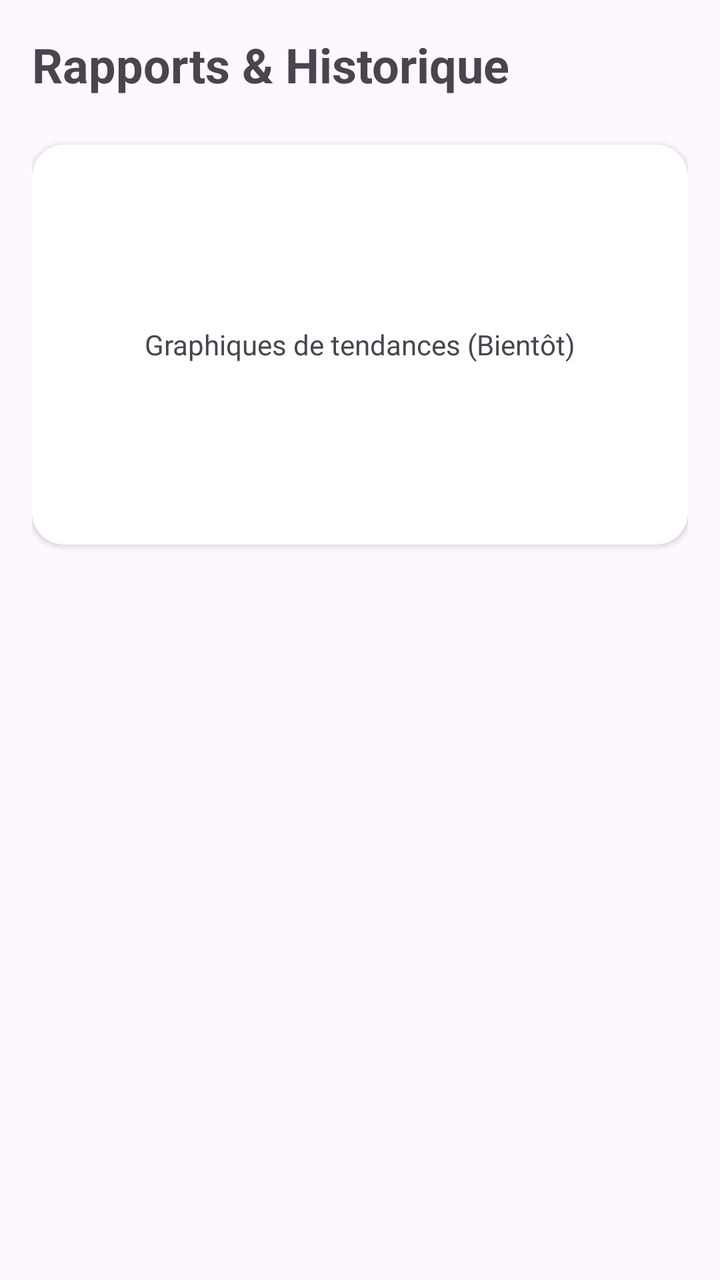
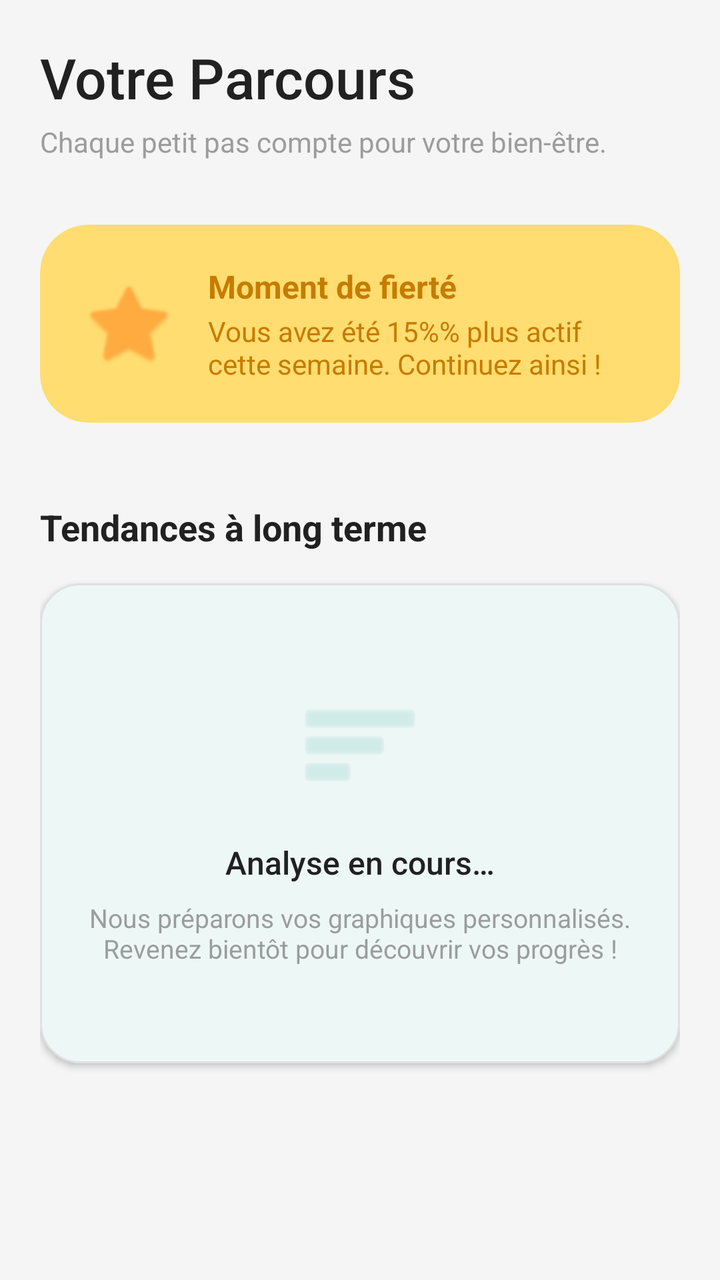

Compare the two renders of this Android layout. The source of the first and the diff that turns it into the second are given below.
<!-- AndroidManifest.xml: application theme Theme.SmartLife -->
<!-- res/layout/fragment_reports.xml -->
<?xml version="1.0" encoding="utf-8"?>
<LinearLayout xmlns:android="http://schemas.android.com/apk/res/android"
    xmlns:app="http://schemas.android.com/apk/res-auto"
    android:layout_width="match_parent"
    android:layout_height="match_parent"
    android:orientation="vertical"
    android:padding="16dp">

    <TextView
        android:layout_width="wrap_content"
        android:layout_height="wrap_content"
        android:text="Rapports &amp; Historique"
        android:textSize="24sp"
        android:textStyle="bold" />

    <androidx.cardview.widget.CardView
        android:layout_width="match_parent"
        android:layout_height="200dp"
        android:layout_marginTop="24dp"
        app:cardCornerRadius="16dp">

        <TextView
            android:layout_width="wrap_content"
            android:layout_height="wrap_content"
            android:layout_gravity="center"
            android:text="Graphiques de tendances (Bientôt)" />

    </androidx.cardview.widget.CardView>

</LinearLayout>
<!-- resources referenced by this layout -->
<resources>
  <style name="Theme.SmartLife" parent="Base.Theme.SmartLife" />
  <style name="Base.Theme.SmartLife" parent="Theme.Material3.DayNight.NoActionBar">
          
          
      </style>
</resources>

<!-- the commit's change to res/layout/fragment_reports.xml (unified diff, before → after) -->
@@ -1,30 +1,147 @@
 <?xml version="1.0" encoding="utf-8"?>
-<LinearLayout xmlns:android="http://schemas.android.com/apk/res/android"
+<androidx.core.widget.NestedScrollView xmlns:android="http://schemas.android.com/apk/res/android"
     xmlns:app="http://schemas.android.com/apk/res-auto"
     android:layout_width="match_parent"
     android:layout_height="match_parent"
-    android:orientation="vertical"
-    android:padding="16dp">
+    android:background="?attr/android:windowBackground">
 
-    <TextView
-        android:layout_width="wrap_content"
+    <LinearLayout
+        android:layout_width="match_parent"
         android:layout_height="wrap_content"
-        android:text="Rapports &amp; Historique"
-        android:textSize="24sp"
-        android:textStyle="bold" />
+        android:orientation="vertical"
+        android:padding="20dp">
 
-    <androidx.cardview.widget.CardView
-        android:layout_width="match_parent"
-        android:layout_height="200dp"
-        android:layout_marginTop="24dp"
-        app:cardCornerRadius="16dp">
+        
+        <TextView
+            android:id="@+id/tvReportsTitle"
+            android:layout_width="wrap_content"
+            android:layout_height="wrap_content"
+            android:text="@string/reports_title"
+            android:textSize="28sp"
+            android:fontFamily="sans-serif-medium"
+            android:textColor="?attr/colorOnSurface" />
 
         <TextView
             android:layout_width="wrap_content"
             android:layout_height="wrap_content"
-            android:layout_gravity="center"
-            android:text="Graphiques de tendances (Bientôt)" />
+            android:layout_marginTop="4dp"
+            android:text="@string/reports_subtitle"
+            android:textSize="14sp"
+            android:alpha="0.7"
+            android:textColor="?attr/colorOnSurfaceVariant" />
 
-    </androidx.cardview.widget.CardView>
+        
+        <com.google.android.material.card.MaterialCardView
+            android:id="@+id/cvInsight"
+            android:layout_width="match_parent"
+            android:layout_height="wrap_content"
+            android:layout_marginTop="32dp"
+            app:cardCornerRadius="24dp"
+            app:cardElevation="0dp"
+            app:strokeWidth="0dp"
+            app:cardBackgroundColor="?attr/colorSecondaryContainer">
 
-</LinearLayout>
+            <LinearLayout
+                android:layout_width="match_parent"
+                android:layout_height="wrap_content"
+                android:orientation="horizontal"
+                android:padding="20dp"
+                android:gravity="center_vertical">
+
+                <ImageView
+                    android:layout_width="48dp"
+                    android:layout_height="48dp"
+                    android:src="@android:drawable/btn_star_big_on"
+                    android:contentDescription="@string/star_icon_desc"
+                    app:tint="?attr/colorSecondary" />
+
+                <LinearLayout
+                    android:layout_width="0dp"
+                    android:layout_height="wrap_content"
+                    android:layout_weight="1"
+                    android:layout_marginStart="16dp"
+                    android:orientation="vertical">
+
+                    <TextView
+                        android:layout_width="wrap_content"
+                        android:layout_height="wrap_content"
+                        android:text="@string/moment_of_pride"
+                        android:textSize="16sp"
+                        android:textStyle="bold"
+                        android:textColor="?attr/colorOnSecondaryContainer" />
+
+                    <TextView
+                        android:id="@+id/tvPrideMessage"
+                        android:layout_width="wrap_content"
+                        android:layout_height="wrap_content"
+                        android:layout_marginTop="2dp"
+                        android:text="@string/pride_message_active"
+                        android:textSize="14sp"
+                        android:textColor="?attr/colorOnSecondaryContainer" />
+                </LinearLayout>
+            </LinearLayout>
+        </com.google.android.material.card.MaterialCardView>
+
+        
+        <TextView
+            android:layout_width="wrap_content"
+            android:layout_height="wrap_content"
+            android:layout_marginTop="40dp"
+            android:text="@string/long_term_trends"
+            android:textSize="18sp"
+            android:textStyle="bold"
+            android:textColor="?attr/colorOnSurface" />
+
+        <com.google.android.material.card.MaterialCardView
+            android:layout_width="match_parent"
+            android:layout_height="240dp"
+            android:layout_marginTop="16dp"
+            app:cardCornerRadius="20dp"
+            app:cardElevation="2dp"
+            app:strokeColor="?attr/colorOutlineVariant"
+            app:strokeWidth="1dp"
+            app:cardBackgroundColor="?attr/colorSurface">
+
+            <LinearLayout
+                android:layout_width="match_parent"
+                android:layout_height="match_parent"
+                android:gravity="center"
+                android:orientation="vertical"
+                android:padding="24dp">
+
+                <ImageView
+                    android:layout_width="64dp"
+                    android:layout_height="64dp"
+                    android:alpha="0.2"
+                    android:src="@android:drawable/ic_menu_sort_by_size"
+                    android:contentDescription="@string/trends_icon_desc"
+                    app:tint="?attr/colorPrimary" />
+
+                <TextView
+                    android:layout_width="wrap_content"
+                    android:layout_height="wrap_content"
+                    android:layout_marginTop="16dp"
+                    android:text="@string/analysis_in_progress"
+                    android:textSize="16sp"
+                    android:fontFamily="sans-serif-medium"
+                    android:textColor="?attr/colorOnSurface" />
+
+                <TextView
+                    android:layout_width="wrap_content"
+                    android:layout_height="wrap_content"
+                    android:layout_marginTop="8dp"
+                    android:text="@string/preparing_charts_message"
+                    android:textSize="13sp"
+                    android:alpha="0.7"
+                    android:textAlignment="center"
+                    android:textColor="?attr/colorOnSurfaceVariant" />
+            </LinearLayout>
+        </com.google.android.material.card.MaterialCardView>
+
+        
+        <View
+            android:layout_width="match_parent"
+            android:layout_height="80dp" />
+
+    </LinearLayout>
+</androidx.core.widget.NestedScrollView>
<!-- resource entries referenced after the edit -->
@@ -1,9 +1,59 @@
 <!-- resources referenced by this layout -->
 <resources>
+  <string name="analysis_in_progress">Analyse en cours…</string>
+  <string name="long_term_trends">Tendances à long terme</string>
+  <string name="moment_of_pride">Moment de fierté</string>
+  <string name="preparing_charts_message">Nous préparons vos graphiques personnalisés. Revenez bientôt pour découvrir vos progrès !</string>
+  <string name="pride_message_active">Vous avez été 15%% plus actif cette semaine. Continuez ainsi !</string>
+  <string name="reports_subtitle">Chaque petit pas compte pour votre bien-être.</string>
+  <string name="reports_title">Votre Parcours</string>
+  <string name="star_icon_desc">Étoile de réussite</string>
+  <string name="trends_icon_desc">Icône de tendances</string>
   <style name="Theme.SmartLife" parent="Base.Theme.SmartLife" />
-  <style name="Base.Theme.SmartLife" parent="Theme.Material3.DayNight.NoActionBar">
+  <style name="Base.Theme.SmartLife" parent="Theme.Material3.Light.NoActionBar">
           
           
+          <item name="colorPrimary">@color/primary_color</item>
+          <item name="colorOnPrimary">@color/white</item>
+          <item name="colorPrimaryContainer">@color/primary_light</item>
+          <item name="colorOnPrimaryContainer">@color/primary_dark</item>
+  
+          
+          <item name="colorSecondary">@color/secondary_color</item>
+          <item name="colorOnSecondary">@color/white</item>
+          <item name="colorSecondaryContainer">@color/secondary_light</item>
+          <item name="colorOnSecondaryContainer">@color/secondary_dark</item>
+  
+          
+          <item name="android:windowBackground">@color/bg_light</item>
+          <item name="colorSurface">@color/white</item>
+          <item name="colorOnSurface">@color/text_main</item>
+          <item name="colorSurfaceVariant">#EEEEEE</item>
+          <item name="colorOnSurfaceVariant">@color/text_secondary</item>
+          <item name="colorOutlineVariant">@color/outline_variant</item>
+  
+          
+          <item name="android:fontFamily">sans-serif</item>
+          <item name="textAppearanceTitleLarge">@style/TextAppearance.SmartLife.TitleLarge</item>
+          <item name="textAppearanceBodyMedium">@style/TextAppearance.SmartLife.BodyMedium</item>
+      </style>
+  <color name="primary_color">#009688</color>
+  <color name="white">#FFFFFFFF</color>
+  <color name="primary_light">#52c7b8</color>
+  <color name="primary_dark">#00675b</color>
+  <color name="secondary_color">#FFAB40</color>
+  <color name="secondary_light">#ffdd71</color>
+  <color name="secondary_dark">#c67c00</color>
+  <color name="bg_light">#F5F5F5</color>
+  <color name="text_main">#212121</color>
+  <color name="text_secondary">#757575</color>
+  <color name="outline_variant">#E0E0E0</color>
+  <style name="TextAppearance.SmartLife.TitleLarge" parent="TextAppearance.Material3.TitleLarge">
+          <item name="android:textStyle">bold</item>
+          <item name="android:textColor">@color/text_main</item>
+      </style>
+  <style name="TextAppearance.SmartLife.BodyMedium" parent="TextAppearance.Material3.BodyMedium">
+          <item name="android:textColor">@color/text_secondary</item>
       </style>
 </resources>
 
